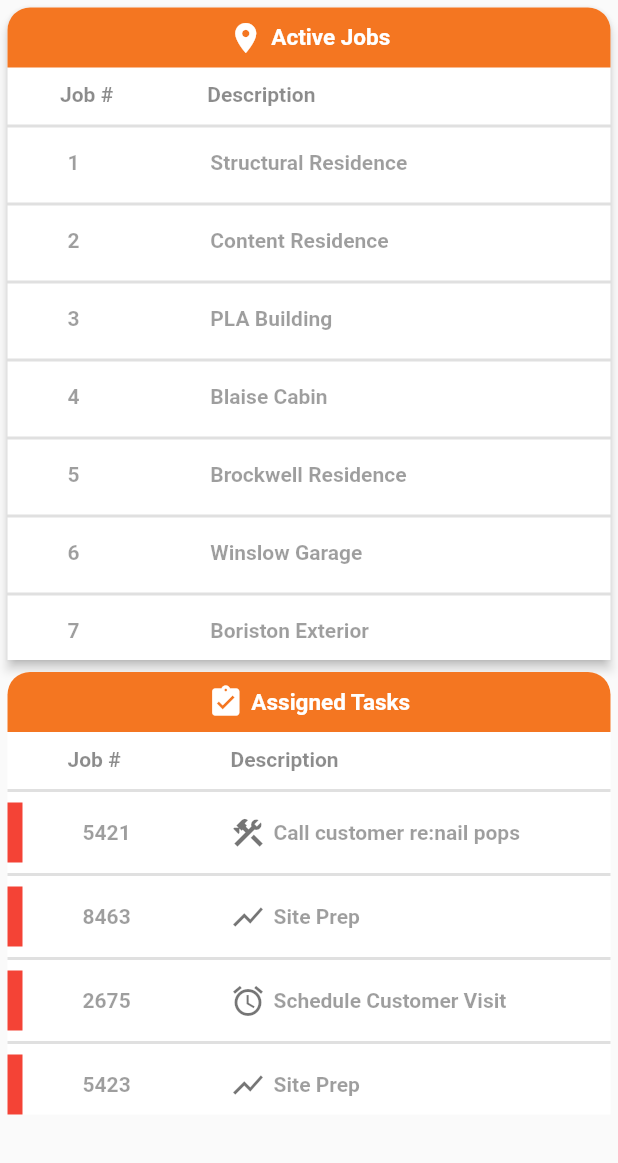
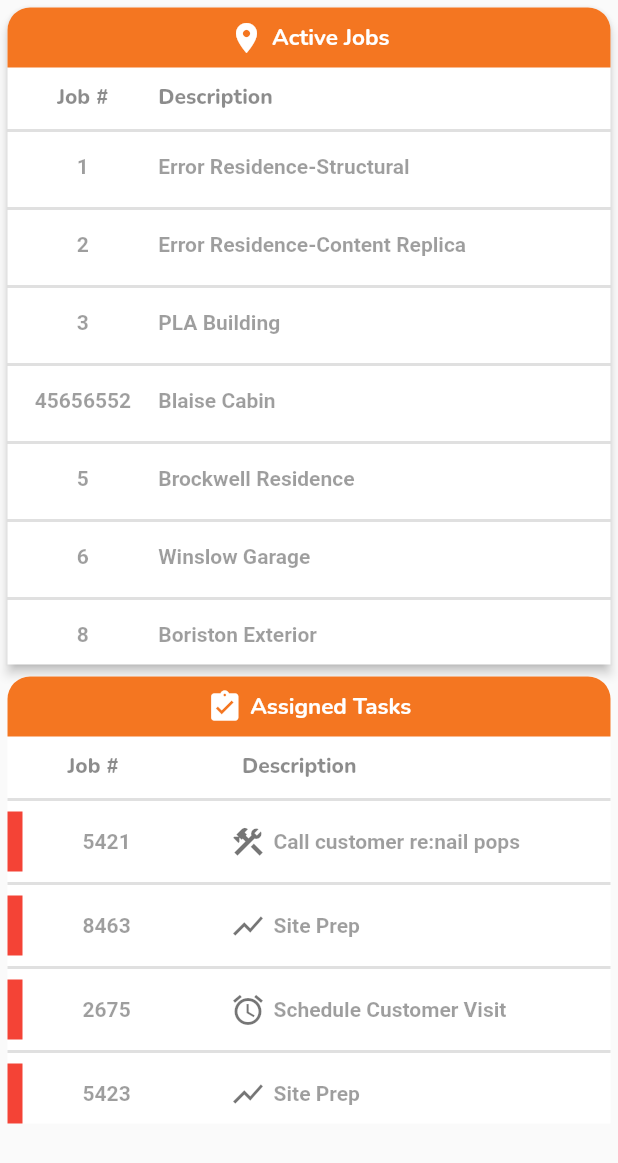
Before and after one commit to Tijogomez/hyphen_sample_app, a Flutter app: the HomeTestScreen widget shown alone on an empty page, opened directly, on a phone screen of 412 x 824 dp. Shown: the top 1163 px of the screen. Run offline on Flutter 3.47's test engine with Material 2 defaults, Android fonts, the light colour scheme and no system bars; our stand-ins replace flutter_bloc, flutter_snake_navigationbar; Roboto replaces fonts that are missing (assets/fonts/Nunito-Regular.ttf).

Commit message:
<12-4-2022>styles altered-colors,sizes,fonts changed

```diff
--- a/hyphenapp/lib/bloc/login/login_state.dart
+++ b/hyphenapp/lib/bloc/login/login_state.dart
@@ -2,10 +2,10 @@ import 'package:hyphenapp/bloc/form_submission_status.dart';
 
 class LoginState {
   final String username;
-  bool get isValidUsername => username.length >= 4;
+  bool get isValidUsername => username.length >= 0;
 
   final String password;
-  bool get isValidPassword => password.length >= 8;
+  bool get isValidPassword => password.length >= 0;
 
   final FormSubmissionStatus formStatus;
 
--- a/hyphenapp/lib/test_screen/home_test_screen.dart
+++ b/hyphenapp/lib/test_screen/home_test_screen.dart
@@ -10,16 +10,15 @@ class HomeTestScreen extends StatefulWidget {
 }
 
 class _HomeTestScreenState extends State<HomeTestScreen> {
-  static List<int> jobNo = [1, 2, 3, 4, 5, 6, 7];
+  static List<int> jobNo = [1, 2, 3, 45656552, 5, 6, 8];
   static List<String> description = [
-    'Structural Residence',
-    'Content Residence',
+    'Error Residence-Structural',
+    'Error Residence-Content Replica ',
     'PLA Building',
     'Blaise Cabin',
     'Brockwell Residence',
     'Winslow Garage',
     'Boriston Exterior',
-    'Boriston Residence'
   ];
 
   final List<ActiveJobs> Activejobs = List.generate(
@@ -83,6 +82,7 @@ class _HomeTestScreenState extends State<HomeTestScreen> {
                       Text(
                         "Active Jobs",
                         style: TextStyle(
+                            fontFamily: 'Nunito',
                             fontSize: 15.0,
                             color: Colors.white,
                             fontWeight: FontWeight.bold),
@@ -95,14 +95,25 @@ class _HomeTestScreenState extends State<HomeTestScreen> {
                 ),
                 Row(
                   children: const [
-                    Padding(
-                      padding: EdgeInsets.only(left: 35.0),
+                    Expanded(
                       child: Text(
-                        "Job #" + "                  " + "Description",
+                        "Job #",
+                        textAlign: TextAlign.center,
                         style: TextStyle(
                           color: Colors.black45,
-                          fontWeight: FontWeight.bold,
-                          fontFamily: 'assets/fonts/Nunito-Regular.ttf',
+                          fontWeight: FontWeight.w800,
+                          fontFamily: 'Nunito',
+                        ),
+                      ),
+                    ),
+                    Expanded(
+                      flex: 3,
+                      child: Text(
+                        "Description",
+                        style: TextStyle(
+                          color: Colors.black45,
+                          fontWeight: FontWeight.w800,
+                          fontFamily: 'Nunito',
                         ),
                       ),
                     ),
@@ -125,15 +136,30 @@ class _HomeTestScreenState extends State<HomeTestScreen> {
                             thickness: 2,
                           ),
                           Padding(
-                            padding: const EdgeInsets.symmetric(
-                                vertical: 8.0, horizontal: 40),
-                            child: Text(
-                              Activejobs[index].jobNumber.toString() +
-                                  "                         " +
-                                  Activejobs[index].jobDescription,
-                              style: const TextStyle(
-                                  color: Colors.black38,
-                                  fontWeight: FontWeight.bold),
+                            padding: const EdgeInsets.symmetric(vertical: 8.0),
+                            child: Row(
+                              children: [
+                                Expanded(
+                                  child: Text(
+                                    Activejobs[index].jobNumber.toString(),
+                                    textAlign: TextAlign.center,
+                                    overflow: TextOverflow.ellipsis,
+                                    style: const TextStyle(
+                                        color: Colors.black38,
+                                        fontWeight: FontWeight.w600),
+                                  ),
+                                ),
+                                Expanded(
+                                  flex: 3,
+                                  child: Text(
+                                    Activejobs[index].jobDescription,
+                                    overflow: TextOverflow.ellipsis,
+                                    style: const TextStyle(
+                                        color: Colors.black38,
+                                        fontWeight: FontWeight.w600),
+                                  ),
+                                ),
+                              ],
                             ),
                           ),
                         ],
@@ -179,6 +205,7 @@ class _HomeTestScreenState extends State<HomeTestScreen> {
                       Text(
                         "Assigned Tasks",
                         style: TextStyle(
+                            fontFamily: 'Nunito',
                             fontSize: 15.0,
                             color: Colors.white,
                             fontWeight: FontWeight.bold),
@@ -197,8 +224,8 @@ class _HomeTestScreenState extends State<HomeTestScreen> {
                         "Job #" + "                     " + "Description",
                         style: TextStyle(
                           color: Colors.black45,
-                          fontWeight: FontWeight.bold,
-                          fontFamily: 'assets/fonts/Nunito-Regular.ttf',
+                          fontWeight: FontWeight.w800,
+                          fontFamily: 'Nunito',
                         ),
                       ),
                     ),
@@ -239,7 +266,7 @@ class _HomeTestScreenState extends State<HomeTestScreen> {
                                           "                   ",
                                       style: const TextStyle(
                                           color: Colors.black38,
-                                          fontWeight: FontWeight.bold),
+                                          fontWeight: FontWeight.w600),
                                     ),
                                     Icon(Assignedtaskshome[index].icon,
                                         color: Colors.black54),
@@ -250,7 +277,7 @@ class _HomeTestScreenState extends State<HomeTestScreen> {
                                       Assignedtaskshome[index].jobDescription,
                                       style: const TextStyle(
                                           color: Colors.black38,
-                                          fontWeight: FontWeight.bold),
+                                          fontWeight: FontWeight.w600),
                                     ),
                                   ],
                                 ),
```
Also changed, not shown: hyphenapp/lib/screens/home_screen.dart (+2 -35 lines), hyphenapp/lib/screens/login_screen.dart (+7 -5 lines), hyphenapp/lib/test_screen/assigned_test_screen.dart (+5 -6 lines), hyphenapp/lib/test_screen/job_test_screen.dart (+19 -8 lines), hyphenapp/pubspec.yaml (+14 -5 lines).
